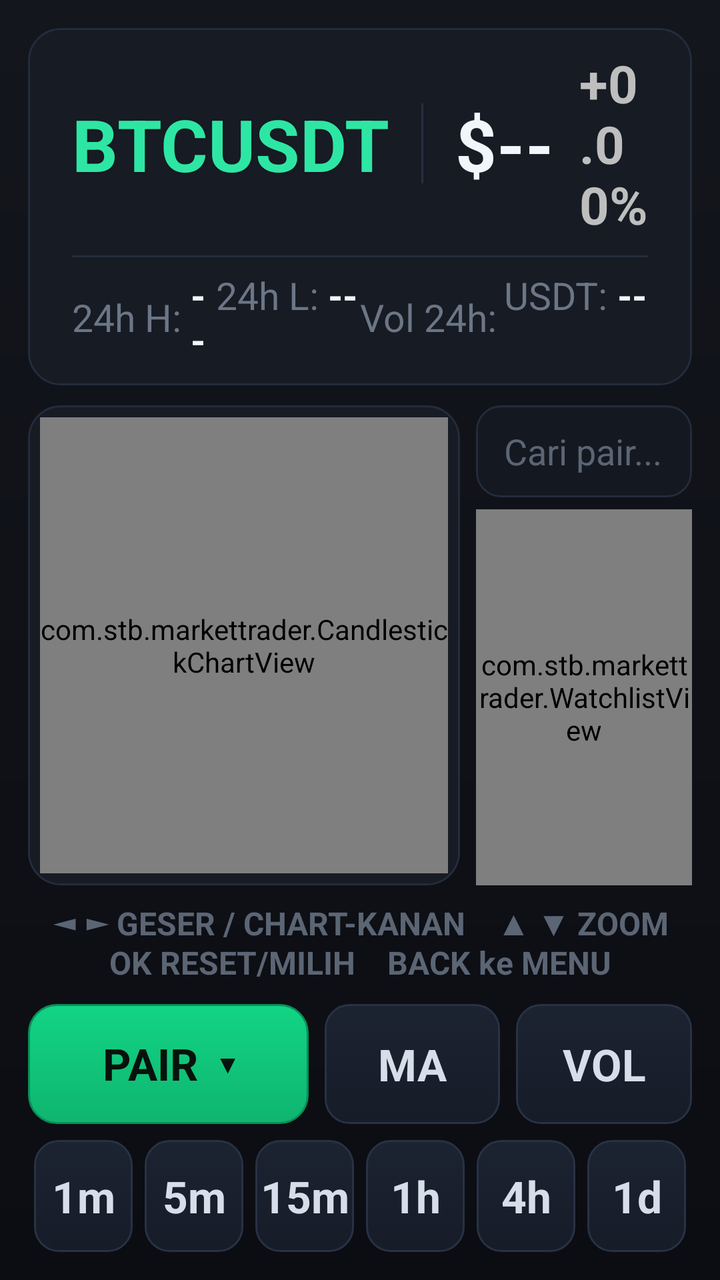
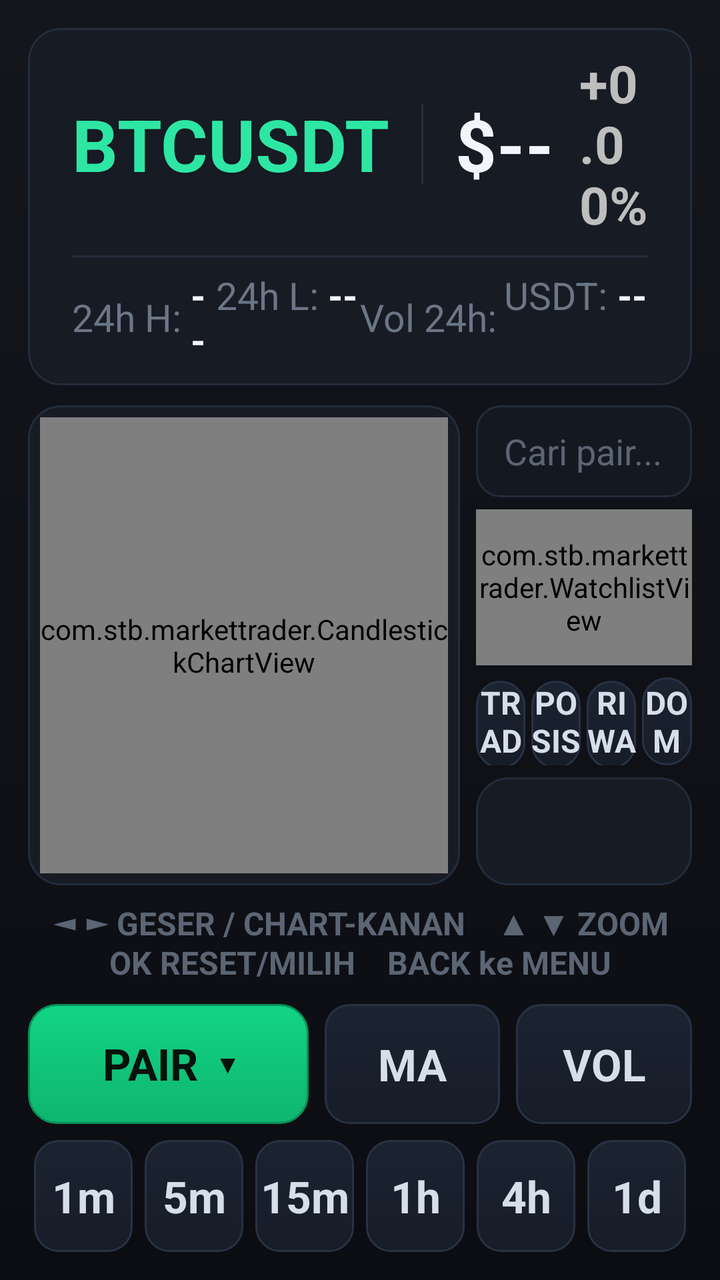

An Android layout rendered at two revisions. The XML below is the earlier revision; the diff shows what the commit changed to produce the second picture.
<!-- AndroidManifest.xml: application theme AppTheme -->
<!-- res/layout/activity_main.xml -->
<?xml version="1.0" encoding="utf-8"?>
<LinearLayout xmlns:android="http://schemas.android.com/apk/res/android"
    android:layout_width="match_parent"
    android:layout_height="match_parent"
    android:orientation="vertical"
    android:background="@drawable/bg_root"
    android:padding="14dp">

    <LinearLayout
        android:layout_width="match_parent"
        android:layout_height="wrap_content"
        android:orientation="vertical"
        android:background="@drawable/bg_card"
        android:paddingLeft="22dp"
        android:paddingRight="22dp"
        android:paddingTop="10dp"
        android:paddingBottom="10dp">

        <LinearLayout
            android:layout_width="match_parent"
            android:layout_height="wrap_content"
            android:orientation="horizontal"
            android:gravity="center_vertical">

            <TextView
                android:id="@+id/symbol"
                android:layout_width="wrap_content"
                android:layout_height="wrap_content"
                android:text="BTCUSDT"
                android:textColor="#2EE6A4"
                android:textSize="36sp"
                android:textStyle="bold"
                android:shadowColor="#20000000"
                android:shadowDx="1"
                android:shadowDy="1"
                android:shadowRadius="2" />

            <View
                android:layout_width="1dp"
                android:layout_height="40dp"
                android:layout_marginLeft="16dp"
                android:layout_marginRight="16dp"
                android:background="#263042" />

            <TextView
                android:id="@+id/price"
                android:layout_width="wrap_content"
                android:layout_height="wrap_content"
                android:text="$--"
                android:textColor="#F2F5FA"
                android:textSize="36sp"
                android:textStyle="bold" />

            <TextView
                android:layout_width="wrap_content"
                android:layout_height="wrap_content"
                android:text="  "
                android:textSize="26sp" />

            <TextView
                android:id="@+id/change"
                android:layout_width="wrap_content"
                android:layout_height="wrap_content"
                android:text="+0.00%"
                android:textSize="26sp"
                android:textStyle="bold" />

            <View
                android:layout_width="0dp"
                android:layout_height="1dp"
                android:layout_weight="1" />

            <TextView
                android:id="@+id/tv_clock"
                android:layout_width="wrap_content"
                android:layout_height="wrap_content"
                android:text="--:--:-- WIB"
                android:textColor="#F0B90B"
                android:textSize="22sp"
                android:textStyle="bold" />

            <View
                android:layout_width="14dp"
                android:layout_height="1dp" />

            <Button
                android:id="@+id/btn_broker"
                android:layout_width="wrap_content"
                android:layout_height="46dp"
                android:minWidth="120dp"
                android:text=" MT5 "
                android:textSize="17sp"
                android:textStyle="bold"
                android:textColor="@color/btn_pair_text"
                android:background="@drawable/btn_update"
                android:focusable="true"
                android:stateListAnimator="@null"
                android:paddingLeft="14dp"
                android:paddingRight="14dp" />

            <View
                android:layout_width="10dp"
                android:layout_height="1dp" />

            <Button
                android:id="@+id/btn_update"
                android:layout_width="wrap_content"
                android:layout_height="46dp"
                android:minWidth="120dp"
                android:text=" UPDATE "
                android:textSize="17sp"
                android:textStyle="bold"
                android:textColor="@color/btn_pair_text"
                android:background="@drawable/btn_update"
                android:focusable="true"
                android:stateListAnimator="@null"
                android:paddingLeft="14dp"
                android:paddingRight="14dp" />

            <View
                android:layout_width="10dp"
                android:layout_height="1dp" />

            <TextView
                android:id="@+id/conn"
                android:layout_width="wrap_content"
                android:layout_height="wrap_content"
                android:text="menghubungkan..."
                android:textColor="#6B7686"
                android:textSize="16sp" />
        </LinearLayout>

        <LinearLayout
            android:layout_width="match_parent"
            android:layout_height="wrap_content"
            android:orientation="horizontal"
            android:layout_marginTop="8dp">
            <View
                android:layout_width="match_parent"
                android:layout_height="1dp"
                android:background="#232C3B" />
        </LinearLayout>

        <LinearLayout
            android:layout_width="match_parent"
            android:layout_height="wrap_content"
            android:orientation="horizontal"
            android:layout_marginTop="6dp">

            <LinearLayout
                android:layout_width="0dp"
                android:layout_height="wrap_content"
                android:layout_weight="1"
                android:orientation="horizontal"
                android:gravity="center_vertical">
                <TextView
                    android:layout_width="wrap_content"
                    android:layout_height="wrap_content"
                    android:text="24h H: "
                    android:textColor="#6B7686"
                    android:textSize="19sp" />
                <TextView
                    android:id="@+id/tv_high"
                    android:layout_width="wrap_content"
                    android:layout_height="wrap_content"
                    android:text="--"
                    android:textColor="#F2F5FA"
                    android:textSize="19sp"
                    android:textStyle="bold" />
            </LinearLayout>

            <LinearLayout
                android:layout_width="0dp"
                android:layout_height="wrap_content"
                android:layout_weight="1"
                android:orientation="horizontal"
                android:gravity="center_vertical">
                <TextView
                    android:layout_width="wrap_content"
                    android:layout_height="wrap_content"
                    android:text="24h L: "
                    android:textColor="#6B7686"
                    android:textSize="19sp" />
                <TextView
                    android:id="@+id/tv_low"
                    android:layout_width="wrap_content"
                    android:layout_height="wrap_content"
                    android:text="--"
                    android:textColor="#F2F5FA"
                    android:textSize="19sp"
                    android:textStyle="bold" />
            </LinearLayout>

            <LinearLayout
                android:layout_width="0dp"
                android:layout_height="wrap_content"
                android:layout_weight="1"
                android:orientation="horizontal"
                android:gravity="center_vertical">
                <TextView
                    android:layout_width="wrap_content"
                    android:layout_height="wrap_content"
                    android:text="Vol 24h: "
                    android:textColor="#6B7686"
                    android:textSize="19sp" />
                <TextView
                    android:id="@+id/tv_vol"
                    android:layout_width="wrap_content"
                    android:layout_height="wrap_content"
                    android:text="--"
                    android:textColor="#F2F5FA"
                    android:textSize="19sp"
                    android:textStyle="bold" />
            </LinearLayout>

            <LinearLayout
                android:layout_width="0dp"
                android:layout_height="wrap_content"
                android:layout_weight="1"
                android:orientation="horizontal"
                android:gravity="center_vertical">
                <TextView
                    android:layout_width="wrap_content"
                    android:layout_height="wrap_content"
                    android:text="USDT: "
                    android:textColor="#6B7686"
                    android:textSize="19sp" />
                <TextView
                    android:id="@+id/tv_qvol"
                    android:layout_width="wrap_content"
                    android:layout_height="wrap_content"
                    android:text="--"
                    android:textColor="#F2F5FA"
                    android:textSize="19sp"
                    android:textStyle="bold" />
            </LinearLayout>
        </LinearLayout>
    </LinearLayout>

    <LinearLayout
        android:layout_width="match_parent"
        android:layout_height="0dp"
        android:layout_weight="1"
        android:orientation="horizontal"
        android:layout_marginTop="10dp">

        <FrameLayout
            android:layout_width="0dp"
            android:layout_height="match_parent"
            android:layout_weight="2"
            android:background="@drawable/bg_card">

            <com.stb.markettrader.CandlestickChartView
                android:id="@+id/chart"
                android:layout_width="match_parent"
                android:layout_height="match_parent"
                android:layout_margin="6dp"
                android:focusable="true"
                android:focusableInTouchMode="true"
                android:nextFocusDown="@id/btn_pair"
                android:nextFocusLeft="@id/watchlist"
                android:nextFocusRight="@id/watchlist" />
        </FrameLayout>

        <View
            android:layout_width="8dp"
            android:layout_height="1dp" />

        <LinearLayout
            android:layout_width="0dp"
            android:layout_height="match_parent"
            android:layout_weight="1"
            android:orientation="vertical">

            <EditText
                android:id="@+id/search"
                android:layout_width="match_parent"
                android:layout_height="46dp"
                android:layout_marginBottom="6dp"
                android:background="@drawable/bg_search"
                android:hint="Cari pair... (mis. BTC, EUR, XAU)"
                android:textColorHint="#5B6574"
                android:textColor="#F2F5FA"
                android:textSize="18sp"
                android:singleLine="true"
                android:inputType="textVisiblePassword"
                android:imeOptions="actionSearch"
                android:paddingLeft="14dp"
                android:paddingRight="14dp"
                android:focusable="true"
                android:focusableInTouchMode="true"
                android:nextFocusLeft="@id/chart"
                android:nextFocusDown="@id/watchlist" />

            <com.stb.markettrader.WatchlistView
                android:id="@+id/watchlist"
                android:layout_width="match_parent"
                android:layout_height="0dp"
                android:layout_weight="1"
                android:background="@drawable/bg_card"
                android:focusable="true"
                android:focusableInTouchMode="true"
                android:nextFocusUp="@id/search"
                android:nextFocusLeft="@id/chart"
                android:nextFocusDown="@id/btn_pair" />
        </LinearLayout>
    </LinearLayout>

    <TextView
        android:layout_width="match_parent"
        android:layout_height="wrap_content"
        android:layout_marginTop="8dp"
        android:gravity="center"
        android:text="◄ ► GESER / CHART-KANAN    ▲ ▼ ZOOM    OK RESET/MILIH    BACK ke MENU"
        android:textColor="#5B6574"
        android:textSize="16sp"
        android:textStyle="bold" />

    <LinearLayout
        android:layout_width="match_parent"
        android:layout_height="wrap_content"
        android:orientation="horizontal"
        android:gravity="center_vertical"
        android:paddingTop="10dp"
        android:focusable="true">

        <Button
            android:id="@+id/btn_pair"
            android:layout_width="0dp"
            android:layout_weight="1.6"
            android:layout_height="60dp"
            android:text="PAIR  ▾"
            android:textSize="22sp"
            android:textStyle="bold"
            android:textColor="@color/btn_pair_text"
            android:background="@drawable/btn_pair"
            android:focusable="true"
            android:nextFocusUp="@id/chart"
            android:stateListAnimator="@null" />

        <Button
            android:id="@+id/btn_ind"
            android:layout_width="0dp"
            android:layout_weight="1"
            android:layout_height="60dp"
            android:text="MA"
            android:textSize="22sp"
            android:textStyle="bold"
            android:textColor="@color/tf_text"
            android:background="@drawable/btn_tf"
            android:focusable="true"
            android:nextFocusUp="@id/chart"
            android:stateListAnimator="@null"
            android:layout_marginLeft="8dp" />

        <Button
            android:id="@+id/btn_sub"
            android:layout_width="0dp"
            android:layout_weight="1"
            android:layout_height="60dp"
            android:text="VOL"
            android:textSize="22sp"
            android:textStyle="bold"
            android:textColor="@color/tf_text"
            android:background="@drawable/btn_tf"
            android:focusable="true"
            android:nextFocusUp="@id/chart"
            android:stateListAnimator="@null"
            android:layout_marginLeft="8dp" />
    </LinearLayout>

    <LinearLayout
        android:layout_width="match_parent"
        android:layout_height="wrap_content"
        android:orientation="horizontal"
        android:gravity="center_vertical"
        android:paddingTop="8dp"
        android:focusable="true">

        <Button
            android:id="@+id/tf_1m"
            android:layout_width="0dp"
            android:layout_height="56dp"
            android:layout_weight="1"
            android:text="1m"
            android:textSize="22sp"
            android:textStyle="bold"
            android:textColor="@color/tf_text"
            android:background="@drawable/btn_tf"
            android:focusable="true"
            android:nextFocusUp="@id/btn_pair"
            android:stateListAnimator="@null"
            android:layout_marginLeft="3dp"
            android:layout_marginRight="3dp" />

        <Button
            android:id="@+id/tf_5m"
            android:layout_width="0dp"
            android:layout_height="56dp"
            android:layout_weight="1"
            android:text="5m"
            android:textSize="22sp"
            android:textStyle="bold"
            android:textColor="@color/tf_text"
            android:background="@drawable/btn_tf"
            android:focusable="true"
            android:nextFocusUp="@id/btn_pair"
            android:stateListAnimator="@null"
            android:layout_marginLeft="3dp"
            android:layout_marginRight="3dp" />

        <Button
            android:id="@+id/tf_15m"
            android:layout_width="0dp"
            android:layout_height="56dp"
            android:layout_weight="1"
            android:text="15m"
            android:textSize="22sp"
            android:textStyle="bold"
            android:textColor="@color/tf_text"
            android:background="@drawable/btn_tf"
            android:focusable="true"
            android:nextFocusUp="@id/btn_pair"
            android:stateListAnimator="@null"
            android:layout_marginLeft="3dp"
            android:layout_marginRight="3dp" />

        <Button
            android:id="@+id/tf_1h"
            android:layout_width="0dp"
            android:layout_height="56dp"
            android:layout_weight="1"
            android:text="1h"
            android:textSize="22sp"
            android:textStyle="bold"
            android:textColor="@color/tf_text"
            android:background="@drawable/btn_tf"
            android:focusable="true"
            android:nextFocusUp="@id/btn_pair"
            android:stateListAnimator="@null"
            android:layout_marginLeft="3dp"
            android:layout_marginRight="3dp" />

        <Button
            android:id="@+id/tf_4h"
            android:layout_width="0dp"
            android:layout_height="56dp"
            android:layout_weight="1"
            android:text="4h"
            android:textSize="22sp"
            android:textStyle="bold"
            android:textColor="@color/tf_text"
            android:background="@drawable/btn_tf"
            android:focusable="true"
            android:nextFocusUp="@id/btn_pair"
            android:stateListAnimator="@null"
            android:layout_marginLeft="3dp"
            android:layout_marginRight="3dp" />

        <Button
            android:id="@+id/tf_1d"
            android:layout_width="0dp"
            android:layout_height="56dp"
            android:layout_weight="1"
            android:text="1d"
            android:textSize="22sp"
            android:textStyle="bold"
            android:textColor="@color/tf_text"
            android:background="@drawable/btn_tf"
            android:focusable="true"
            android:nextFocusUp="@id/btn_pair"
            android:stateListAnimator="@null"
            android:layout_marginLeft="3dp"
            android:layout_marginRight="3dp" />
    </LinearLayout>

</LinearLayout>
<!-- resources referenced by this layout -->
<resources>
  <!-- drawable bg_card (drawable) -->
  <?xml version="1.0" encoding="utf-8"?>
  <shape xmlns:android="http://schemas.android.com/apk/res/android" android:shape="rectangle">
      <solid android:color="#171B24" />
      <corners android:radius="16dp" />
      <stroke
          android:width="1dp"
          android:color="#232C3B" />
  </shape>
  <!-- drawable bg_root (drawable) -->
  <?xml version="1.0" encoding="utf-8"?>
  <shape xmlns:android="http://schemas.android.com/apk/res/android" android:shape="rectangle">
      <gradient
          android:startColor="#14161D"
          android:endColor="#0B0D12"
          android:angle="270" />
  </shape>
  <!-- drawable bg_search (drawable) -->
  <?xml version="1.0" encoding="utf-8"?>
  <selector xmlns:android="http://schemas.android.com/apk/res/android">
      <item android:state_focused="true">
          <shape android:shape="rectangle">
              <solid android:color="#1B2130" />
              <corners android:radius="12dp" />
              <stroke android:width="2dp" android:color="#2E86C1" />
          </shape>
      </item>
      <item>
          <shape android:shape="rectangle">
              <solid android:color="#141821" />
              <corners android:radius="12dp" />
              <stroke android:width="1dp" android:color="#232C3B" />
          </shape>
      </item>
  </selector>
  <!-- drawable btn_update (drawable) -->
  <?xml version="1.0" encoding="utf-8"?>
  <selector xmlns:android="http://schemas.android.com/apk/res/android">
      <item android:state_pressed="true">
          <shape android:shape="rectangle">
              <solid android:color="#1B4D8C" />
              <corners android:radius="12dp" />
          </shape>
      </item>
      <item android:state_focused="true">
          <shape android:shape="rectangle">
              <gradient
                  android:startColor="#2E7CE4"
                  android:endColor="#2466C4"
                  android:angle="270" />
              <corners android:radius="12dp" />
              <stroke
                  android:width="2dp"
                  android:color="#A9D0FF" />
          </shape>
      </item>
      <item>
          <shape android:shape="rectangle">
              <gradient
                  android:startColor="#2A6FD8"
                  android:endColor="#1F58B0"
                  android:angle="270" />
              <corners android:radius="12dp" />
              <stroke
                  android:width="1dp"
                  android:color="#174892" />
          </shape>
      </item>
  </selector>
  <style name="AppTheme" parent="android:Theme.Holo.NoActionBar">
          <item name="android:windowNoTitle">true</item>
          <item name="android:windowFullscreen">false</item>
          <item name="android:windowBackground">#101216</item>
          <item name="android:colorPrimary">#0ECB81</item>
          <item name="android:colorAccent">#0ECB81</item>
      </style>
  <!-- unchanged entries left out for length: 2 -->
</resources>

<!-- the commit's change to res/layout/activity_main.xml (unified diff, before → after) -->
@@ -154,6 +154,7 @@
                 android:orientation="horizontal"
                 android:gravity="center_vertical">
                 <TextView
+                    android:id="@+id/lbl_stat1"
                     android:layout_width="wrap_content"
                     android:layout_height="wrap_content"
                     android:text="24h H: "
@@ -176,6 +177,7 @@
                 android:orientation="horizontal"
                 android:gravity="center_vertical">
                 <TextView
+                    android:id="@+id/lbl_stat2"
                     android:layout_width="wrap_content"
                     android:layout_height="wrap_content"
                     android:text="24h L: "
@@ -198,6 +200,7 @@
                 android:orientation="horizontal"
                 android:gravity="center_vertical">
                 <TextView
+                    android:id="@+id/lbl_stat3"
                     android:layout_width="wrap_content"
                     android:layout_height="wrap_content"
                     android:text="Vol 24h: "
@@ -220,6 +223,7 @@
                 android:orientation="horizontal"
                 android:gravity="center_vertical">
                 <TextView
+                    android:id="@+id/lbl_stat4"
                     android:layout_width="wrap_content"
                     android:layout_height="wrap_content"
                     android:text="USDT: "
@@ -295,14 +299,93 @@
             <com.stb.markettrader.WatchlistView
                 android:id="@+id/watchlist"
                 android:layout_width="match_parent"
-                android:layout_height="0dp"
-                android:layout_weight="1"
+                android:layout_height="78dp"
                 android:background="@drawable/bg_card"
                 android:focusable="true"
                 android:focusableInTouchMode="true"
                 android:nextFocusUp="@id/search"
                 android:nextFocusLeft="@id/chart"
-                android:nextFocusDown="@id/btn_pair" />
+                android:nextFocusDown="@id/tab_trade" />
+
+            <LinearLayout
+                android:layout_width="match_parent"
+                android:layout_height="wrap_content"
+                android:orientation="horizontal"
+                android:layout_marginTop="6dp">
+
+                <Button
+                    android:id="@+id/tab_trade"
+                    android:layout_width="0dp"
+                    android:layout_weight="1"
+                    android:layout_height="44dp"
+                    android:text="TRADE"
+                    android:textSize="16sp"
+                    android:textStyle="bold"
+                    android:textColor="@color/tf_text"
+                    android:background="@drawable/btn_tf"
+                    android:focusable="true"
+                    android:nextFocusUp="@id/watchlist"
+                    android:stateListAnimator="@null"
+                    android:layout_marginRight="3dp" />
+
+                <Button
+                    android:id="@+id/tab_pos"
+                    android:layout_width="0dp"
+                    android:layout_weight="1"
+                    android:layout_height="44dp"
+                    android:text="POSISI"
+                    android:textSize="16sp"
+                    android:textStyle="bold"
+                    android:textColor="@color/tf_text"
+                    android:background="@drawable/btn_tf"
+                    android:focusable="true"
+                    android:stateListAnimator="@null"
+                    android:layout_marginRight="3dp" />
+
+                <Button
+                    android:id="@+id/tab_hist"
+                    android:layout_width="0dp"
+                    android:layout_weight="1"
+                    android:layout_height="44dp"
+                    android:text="RIWAYAT"
+                    android:textSize="16sp"
+                    android:textStyle="bold"
+                    android:textColor="@color/tf_text"
+                    android:background="@drawable/btn_tf"
+                    android:focusable="true"
+                    android:stateListAnimator="@null"
+                    android:layout_marginRight="3dp" />
+
+                <Button
+                    android:id="@+id/tab_dom"
+                    android:layout_width="0dp"
+                    android:layout_weight="1"
+                    android:layout_height="44dp"
+                    android:text="DOM"
+                    android:textSize="16sp"
+                    android:textStyle="bold"
+                    android:textColor="@color/tf_text"
+                    android:background="@drawable/btn_tf"
+                    android:focusable="true"
+                    android:stateListAnimator="@null" />
+            </LinearLayout>
+
+            <ScrollView
+                android:id="@+id/panel_scroll"
+                android:layout_width="match_parent"
+                android:layout_height="0dp"
+                android:layout_weight="1"
+                android:layout_marginTop="6dp"
+                android:background="@drawable/bg_card"
+                android:fillViewport="true">
+
+                <LinearLayout
+                    android:id="@+id/trade_panel"
+                    android:layout_width="match_parent"
+                    android:layout_height="wrap_content"
+                    android:orientation="vertical"
+                    android:padding="12dp" />
+            </ScrollView>
         </LinearLayout>
     </LinearLayout>
 
